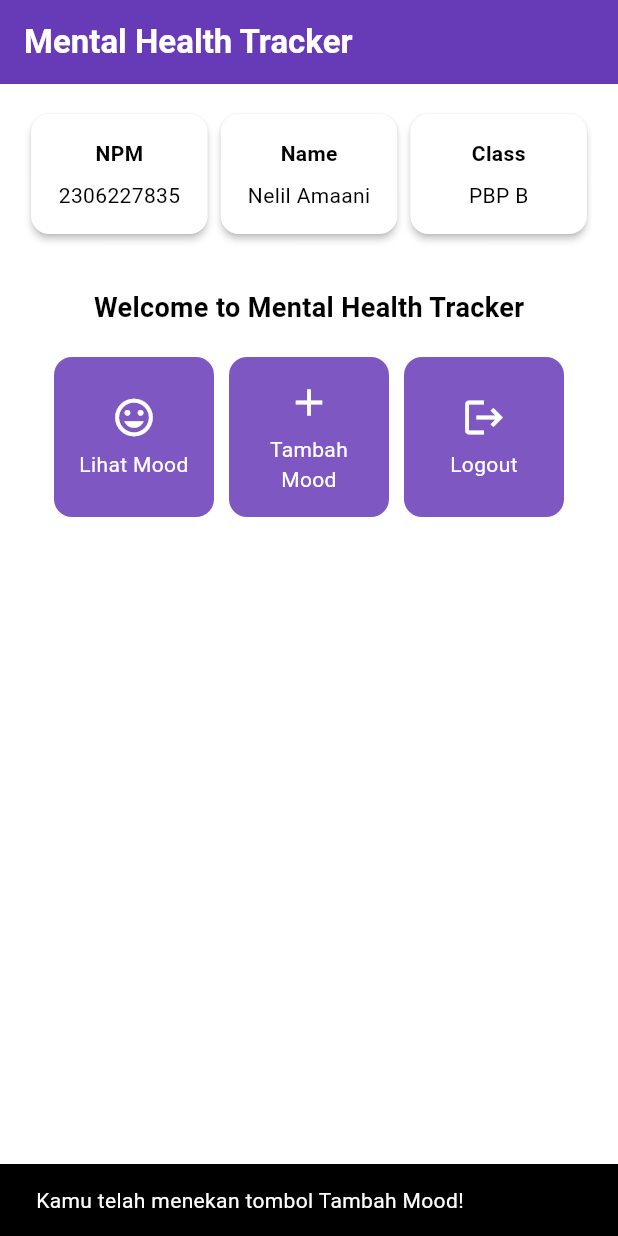
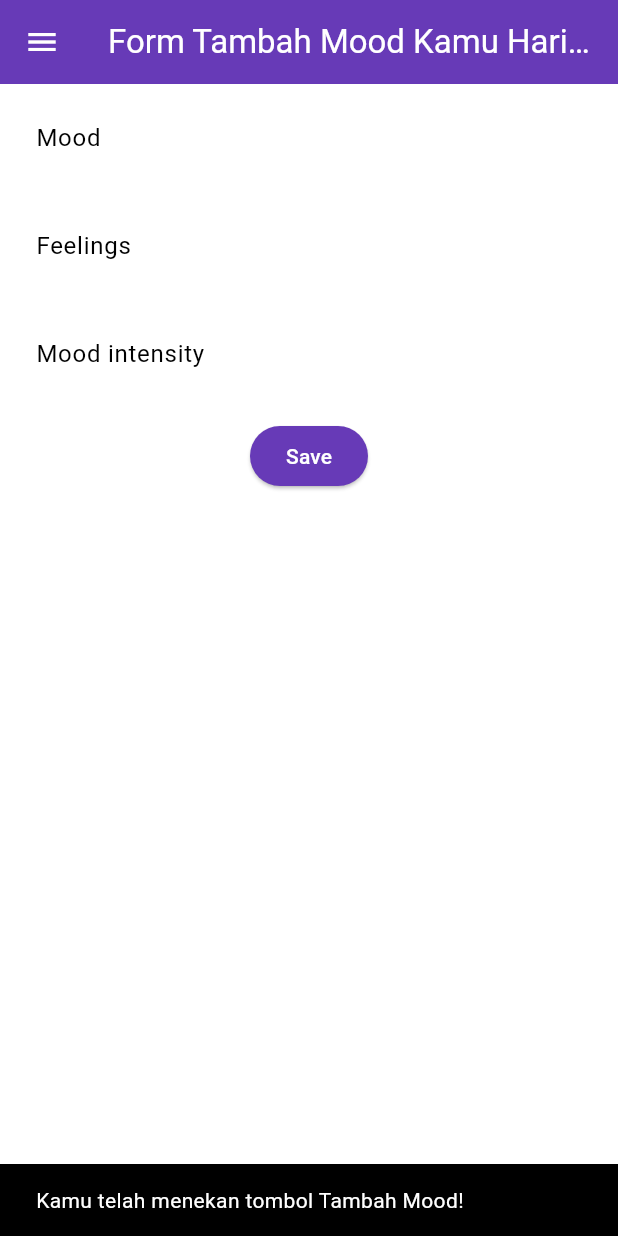
Before and after one commit to nelil21/mental-health-tracker-mobile, a Flutter app: the screen it shows after launch, after a tap on "Tambah Mood", on a phone screen of 412 x 824 dp. Run offline on Flutter 3.47's test engine with Material 3 defaults, Android fonts, the phone set to English and light mode, and no system bars.

Commit message:
menyelesaikan tutorial 7

```diff
--- a/lib/main.dart
+++ b/lib/main.dart
@@ -1,5 +1,5 @@
 import 'package:flutter/material.dart';
-import 'menu.dart';
+import 'package:mental_health_tracker/screens/menu.dart';
 
 void main() {
   runApp(const MyApp());
--- a/lib/menu.dart
+++ b/lib/screens/menu.dart
@@ -1,4 +1,10 @@
 import 'package:flutter/material.dart';
+import 'package:mental_health_tracker/widgets/left_drawer.dart'; // Impor drawer
+import 'package:mental_health_tracker/widgets/mood_card.dart'; // Impor ItemCard dan ItemHomepage
+
+
+
+
 
 class MyHomePage extends StatelessWidget {
   MyHomePage({super.key});
@@ -26,9 +32,12 @@ class MyHomePage extends StatelessWidget {
             fontWeight: FontWeight.bold,
           ),
         ),
+        // Mengganti warna icon drawer menjadi putih
+        iconTheme: const IconThemeData(color: Colors.white),
         // Warna latar belakang AppBar diambil dari skema warna tema aplikasi.
         backgroundColor: Theme.of(context).colorScheme.primary,
       ),
+      drawer: const LeftDrawer(),
       // Body halaman dengan padding di sekelilingnya.
       body: Padding(
         padding: const EdgeInsets.all(16.0),
@@ -124,63 +133,3 @@ class InfoCard extends StatelessWidget {
     );
   }
 }
-
-class ItemHomepage {
-  final String name;
-  final IconData icon;
-
-  ItemHomepage(this.name, this.icon);
-}
-
-class ItemCard extends StatelessWidget {
-  // Menampilkan kartu dengan ikon dan nama.
-
-  final ItemHomepage item;
-
-  const ItemCard(this.item, {super.key});
-
-  @override
-  Widget build(BuildContext context) {
-    return Material(
-      // Menentukan warna latar belakang dari tema aplikasi.
-      color: Theme.of(context).colorScheme.secondary,
-      // Membuat sudut kartu melengkung.
-      borderRadius: BorderRadius.circular(12),
-
-      child: InkWell(
-        // Aksi ketika kartu ditekan.
-        onTap: () {
-          // Menampilkan pesan SnackBar saat kartu ditekan.
-          ScaffoldMessenger.of(context)
-            ..hideCurrentSnackBar()
-            ..showSnackBar(
-              SnackBar(content: Text("Kamu telah menekan tombol ${item.name}!"))
-            );
-        },
-        // Container untuk menyimpan Icon dan Text
-        child: Container(
-          padding: const EdgeInsets.all(8),
-          child: Center(
-            child: Column(
-              // Menyusun ikon dan teks di tengah kartu.
-              mainAxisAlignment: MainAxisAlignment.center,
-              children: [
-                Icon(
-                  item.icon,
-                  color: Colors.white,
-                  size: 30.0,
-                ),
-                const Padding(padding: EdgeInsets.all(3)),
-                Text(
-                  item.name,
-                  textAlign: TextAlign.center,
-                  style: const TextStyle(color: Colors.white),
-                ),
-              ],
-            ),
-          ),
-        ),
-      ),
-    );
-  }
-}
--- /dev/null
+++ b/lib/screens/moodentry_form.dart
@@ -0,0 +1,162 @@
+import 'package:flutter/material.dart';
+import 'package:mental_health_tracker/widgets/left_drawer.dart';
+
+
+class MoodEntryFormPage extends StatefulWidget {
+  const MoodEntryFormPage({super.key});
+
+  @override
+  State<MoodEntryFormPage> createState() => _MoodEntryFormPageState();
+}
+
+class _MoodEntryFormPageState extends State<MoodEntryFormPage> {
+  final _formKey = GlobalKey<FormState>();
+  String _mood = "";
+	String _feelings = "";
+	int _moodIntensity = 0;
+
+  @override
+  Widget build(BuildContext context) {
+    return Scaffold(
+      appBar: AppBar(
+        title: const Center(
+          child: Text(
+            'Form Tambah Mood Kamu Hari ini',
+          ),
+        ),
+        backgroundColor: Theme.of(context).colorScheme.primary,
+        foregroundColor: Colors.white,
+      ),
+      drawer: const LeftDrawer(),
+      body: Form(
+        key: _formKey,
+        child: SingleChildScrollView(child: Column(
+          crossAxisAlignment: CrossAxisAlignment.start,
+            children: [
+              Padding(
+                padding: const EdgeInsets.all(8.0),
+                child: TextFormField(
+                  decoration: InputDecoration(
+                    hintText: "Mood",
+                    labelText: "Mood",
+                    border: OutlineInputBorder(
+                      borderRadius: BorderRadius.circular(5.0),
+                    ),
+                  ),
+                  onChanged: (String? value) {
+                    setState(() {
+                      _mood = value!;
+                    });
+                  },
+                  validator: (String? value) {
+                    if (value == null || value.isEmpty) {
+                      return "Mood tidak boleh kosong!";
+                    }
+                    return null;
+                  },
+                ),
+              ),
+              Padding(
+                padding: const EdgeInsets.all(8.0),
+                child: TextFormField(
+                  decoration: InputDecoration(
+                    hintText: "Feelings",
+                    labelText: "Feelings",
+                    border: OutlineInputBorder(
+                      borderRadius: BorderRadius.circular(5.0),
+                    ),
+                  ),
+                  onChanged: (String? value) {
+                    setState(() {
+                      _feelings = value!;
+                    });
+                  },
+                  validator: (String? value) {
+                    if (value == null || value.isEmpty) {
+                      return "Feelings tidak boleh kosong!";
+                    }
+                    return null;
+                  },
+                ),
+              ),
+                Padding(
+                  padding: const EdgeInsets.all(8.0),
+                  child: TextFormField(
+                    decoration: InputDecoration(
+                      hintText: "Mood intensity",
+                      labelText: "Mood intensity",
+                      border: OutlineInputBorder(
+                        borderRadius: BorderRadius.circular(5.0),
+                      ),
+                    ),
+                    onChanged: (String? value) {
+                      setState(() {
+                        _moodIntensity = int.tryParse(value!) ?? 0;
+                      });
+                    },
+                    validator: (String? value) {
+                      if (value == null || value.isEmpty) {
+                        return "Mood intensity tidak boleh kosong!";
+                      }
+                      if (int.tryParse(value) == null) {
+                        return "Mood intensity harus berupa angka!";
+                      }
+                      return null;
+                    },
+                  ),
+                ),
+               Align(
+                alignment: Alignment.bottomCenter,
+                child: Padding(
+                  padding: const EdgeInsets.all(8.0),
+                  child: ElevatedButton(
+                    style: ButtonStyle(
+                      backgroundColor: MaterialStateProperty.all(
+                          Theme.of(context).colorScheme.primary),
+                    ),
+                    onPressed: () {
+                      if (_formKey.currentState!.validate()) {
+                        showDialog(
+                          context: context,
+                          builder: (context) {
+                            return AlertDialog(
+                              title: const Text('Mood berhasil tersimpan'),
+                              content: SingleChildScrollView(
+                                child: Column(
+                                  crossAxisAlignment: CrossAxisAlignment.start,
+                                  children: [
+                                    Text("Mood: $_mood\nFeelings: $_feelings\nMood Intensity: $_moodIntensity"),
+                                    // TODO: Munculkan value-value lainnya
+                                  ],
+                                ),
+                              ),
+                              actions: [
+                                TextButton(
+                                  child: const Text('OK'),
+                                  onPressed: () {
+                                    Navigator.pop(context);
+                                    _formKey.currentState!.reset();
+                                  },
+                                ),
+                              ],
+                            );
+                          },
+                        );
+                      }
+                    },
+                    child: const Text(
+                      "Save",
+                      style: TextStyle(color: Colors.white),
+                    ),
+                  ),
+
+                ),
+              ),
+            ],
+        )
+        ),
+
+      ),
+    );
+  }
+}
--- /dev/null
+++ b/lib/widgets/left_drawer.dart
@@ -0,0 +1,68 @@
+import 'package:flutter/material.dart';
+import 'package:mental_health_tracker/screens/menu.dart';
+import 'package:mental_health_tracker/screens/moodentry_form.dart';
+
+
+class LeftDrawer extends StatelessWidget {
+  const LeftDrawer({super.key});
+
+  @override
+  Widget build(BuildContext context) {
+    return Drawer(
+      child: ListView(
+        children: [
+          DrawerHeader(
+             decoration: BoxDecoration(
+              color: Theme.of(context).colorScheme.primary,
+            ),
+            child: const Column(
+              children: [
+                Text(
+                  'Mental Health Tracker',
+                  textAlign: TextAlign.center,
+                  style: TextStyle(
+                    fontSize: 24,
+                    fontWeight: FontWeight.bold,
+                    color: Colors.white,
+                  ),
+                ),
+                Padding(padding: EdgeInsets.all(8)),
+                Text(
+                  "Ayo jaga kesehatan mentalmu setiap hari disini!",
+                  style: TextStyle(fontSize: 15, color: Colors.white),
+                  textAlign: TextAlign.center,
+                ),
+              ],
+            ),
+          ),
+            ListTile(
+            leading: const Icon(Icons.home_outlined),
+            title: const Text('Halaman Utama'),
+            // Bagian redirection ke MyHomePage
+            onTap: () {
+              Navigator.pushReplacement(
+                  context,
+                  MaterialPageRoute(
+                    builder: (context) => MyHomePage(),
+                  ));
+            },
+          ),
+          ListTile(
+            leading: const Icon(Icons.mood),
+            title: const Text('Tambah Mood'),
+            // Bagian redirection ke MoodEntryFormPage
+            onTap: () {
+              Navigator.push(
+                context,
+                MaterialPageRoute(builder: (context) => const MoodEntryFormPage(),
+                )
+              );
+            },
+
+          ),
+
+        ],
+      ),
+    );
+  }
+}
--- /dev/null
+++ b/lib/widgets/mood_card.dart
@@ -0,0 +1,71 @@
+import 'package:flutter/material.dart';
+import 'package:mental_health_tracker/screens/moodentry_form.dart';
+
+class ItemHomepage {
+  final String name;
+  final IconData icon;
+
+  ItemHomepage(this.name, this.icon);
+}
+
+class ItemCard extends StatelessWidget {
+  // Menampilkan kartu dengan ikon dan nama.
+
+  final ItemHomepage item;
+
+  const ItemCard(this.item, {super.key});
+
+  @override
+  Widget build(BuildContext context) {
+    return Material(
+      // Menentukan warna latar belakang dari tema aplikasi.
+      color: Theme.of(context).colorScheme.secondary,
+      // Membuat sudut kartu melengkung.
+      borderRadius: BorderRadius.circular(12),
+
+      child: InkWell(
+        // Area responsif terhadap sentuhan
+        onTap: () {
+          // Memunculkan SnackBar ketika diklik
+          ScaffoldMessenger.of(context)
+            ..hideCurrentSnackBar()
+            ..showSnackBar(SnackBar(
+                content: Text("Kamu telah menekan tombol ${item.name}!")));
+
+          // Navigate ke route yang sesuai (tergantung jenis tombol)
+          if (item.name == "Tambah Mood") {
+            Navigator.push(
+              context,
+              MaterialPageRoute(
+                builder: (context) => const MoodEntryFormPage(),
+              ),
+            );
+          }
+        },
+        // Container untuk menyimpan Icon dan Text
+        child: Container(
+          padding: const EdgeInsets.all(8),
+          child: Center(
+            child: Column(
+              // Menyusun ikon dan teks di tengah kartu.
+              mainAxisAlignment: MainAxisAlignment.center,
+              children: [
+                Icon(
+                  item.icon,
+                  color: Colors.white,
+                  size: 30.0,
+                ),
+                const Padding(padding: EdgeInsets.all(3)),
+                Text(
+                  item.name,
+                  textAlign: TextAlign.center,
+                  style: const TextStyle(color: Colors.white),
+                ),
+              ],
+            ),
+          ),
+        ),
+      ),
+    );
+  }
+}
```
